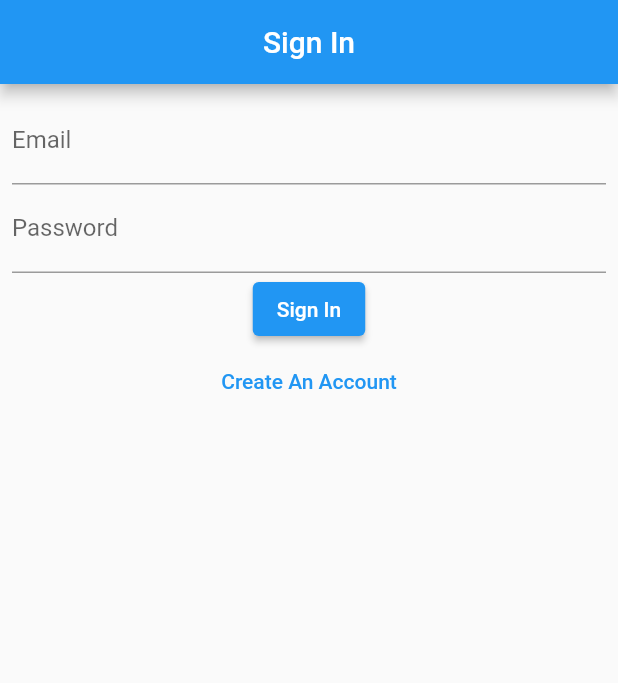
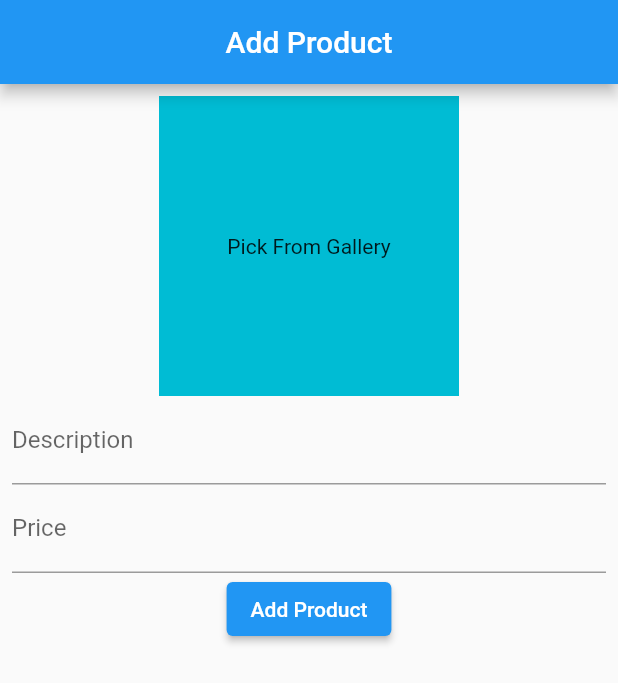
Before and after one commit to mariamalbarghouti/E-Commerce, a Flutter app: the screen it shows after launch, on a phone screen of 412 x 824 dp. Shown: the top 683 px of the screen. Run offline on Flutter 3.47's test engine with Material 2 defaults, Android fonts, the phone set to English and light mode, and no system bars; our stand-ins replace cloud_firestore, dartz, firebase_auth, firebase_core, freezed_annotation, get and 1 more; accounts and stored records are empty.

Commit message:
adding add product

```diff
--- a/lib/app/modules/add_post/bindings/add_post_binding.dart
+++ b/lib/app/modules/add_post/bindings/add_post_binding.dart
@@ -1,12 +1,12 @@
 import 'package:get/get.dart';
 
-import '../controllers/add_post_controller.dart';
+import '../controllers/add_product_controller.dart';
 
 class AddPostBinding extends Bindings {
   @override
   void dependencies() {
-    Get.lazyPut<AddPostController>(
-      () => AddPostController(),
+    Get.lazyPut<AddProductController>(
+      () => AddProductController(),
     );
   }
 }
--- /dev/null
+++ b/lib/app/modules/add_post/controllers/add_product_controller.dart
@@ -0,0 +1,56 @@
+import 'package:flutter/cupertino.dart';
+import 'package:get/get.dart';
+import 'package:image_picker/image_picker.dart';
+import 'package:trail/app/modules/domain/value_object/image_picker.dart';
+
+// Add Product Controller
+class AddProductController extends GetxController {
+  late Rx<TextEditingController> descriptionEditionController;
+  late Rx<TextEditingController> priceEditionController;
+  ImagePicker imagePicker =ImagePicker();
+  @override
+  void onInit() {
+    descriptionEditionController = TextEditingController().obs;
+    priceEditionController = TextEditingController().obs;
+    super.onInit();
+  }
+
+  @override
+  void onClose() {
+    descriptionEditionController.value.dispose();
+    priceEditionController.value.dispose();
+  }
+  pickImgFromGallery()async{
+    // ImagePicker imagePicker = ImagePicker();
+    // img = await imagePicker.pickImage(
+    //   source: ImageSource.gallery,
+    //   imageQuality: 85,
+    // );
+
+  }
+  addProduct() {}
+}
+
+//  logoPick();
+//               Reference ref = FirebaseStorage.instance
+//                   .ref()
+//                   .child('images')
+//                   .child('${img!.path}');
+//! =================================================================!//
+//  Future<void> logoPick() async {
+//     // print("${logo.value}");
+//     ImagePicker imagePicker = ImagePicker();
+//     img = await imagePicker.pickImage(
+//       source: ImageSource.gallery,
+//       imageQuality: 85,
+//     );
+//     // print("img ${img!.path}");
+//     try {
+//       await FirebaseStorage.instance
+//           .ref('uploads/img')
+//           .putFile(File(img!.path));
+//     } on FirebaseException catch (e) {
+//       // e.g, e.code == 'canceled'
+//     }
+//     // logo= EntityLogo(logo: img!.path);
+//   }
--- /dev/null
+++ b/lib/app/modules/add_post/views/add_product_view.dart
@@ -0,0 +1,65 @@
+import 'package:flutter/material.dart';
+
+import 'package:get/get.dart';
+
+import '../controllers/add_product_controller.dart';
+
+// Add Product
+class AddProductView extends GetView<AddProductController> {
+  const AddProductView();
+  @override
+  Widget build(BuildContext context) {
+    return Scaffold(
+      appBar: AppBar(
+        title: const Text('Add Product'),
+        centerTitle: true,
+      ),
+      body: SingleChildScrollView(
+        child: Padding(
+          padding: const EdgeInsets.all(8.0),
+          child: Column(
+            children: [
+              // Image Picker
+              InkWell(
+                onTap: () async=> await controller.pickImgFromGallery(),
+                child: Center(
+                  child: Container(
+                    height: 200,
+                    width: 200,
+                    color: Colors.cyan,
+                    child: const Center(child: Text("Pick From Gallery")),
+                  ),
+                ),
+              ),
+              // Description
+              TextFormField(
+                controller: controller.descriptionEditionController.value,
+                decoration: const InputDecoration(
+                  labelText: "Description",
+                ),
+                textInputAction: TextInputAction.next,
+                autovalidateMode: AutovalidateMode.onUserInteraction,
+                // validator: (_) => controller.passwordValidation(),
+              ),
+              // Price
+              TextFormField(
+                controller: controller.priceEditionController.value,
+                decoration: const InputDecoration(
+                  labelText: "Price",
+                ),
+                textInputAction: TextInputAction.next,
+                autovalidateMode: AutovalidateMode.onUserInteraction,
+                // validator: (_) => controller.passwordValidation(),
+              ),
+              // Add Product Button
+              ElevatedButton(
+                onPressed: () => controller.addProduct(),
+                child: const Text("Add Product"),
+              ),
+            ],
+          ),
+        ),
+      ),
+    );
+  }
+}
--- a/lib/app/modules/sign_up/domain/value_object/user_name.dart
+++ b/lib/app/modules/sign_up/domain/value_object/user_name.dart
@@ -4,7 +4,7 @@ import 'package:trail/app/modules/sign_up/domain/validation/name_validation.dart
 import 'package:trail/core/domain/value_object/value_object.dart';
 
 // User Name
-class UserName extends ValueObject<SignUpValueFailures> {
+class UserName extends ValueObject<SignUpValueFailures,String> {
   UserName._(this.value);
   @override
   final Either<SignUpValueFailures, String> value;
--- a/lib/app/modules/sign_up/views/sign_up_view.dart
+++ b/lib/app/modules/sign_up/views/sign_up_view.dart
@@ -15,7 +15,9 @@ class SignUpView extends GetView<SignUpController> {
         title: const Text('Sign Up'),
         centerTitle: true,
       ),
-      body: SingleChildScrollView(
+      body: Padding(
+        padding: const EdgeInsets.all(8.0),
+        child: SingleChildScrollView(
           child: Form(
             key: controller.registrationKey,
             child: Column(
@@ -74,6 +76,7 @@ class SignUpView extends GetView<SignUpController> {
             ),
           ),
         ),
+      ),
     );
   }
 }
--- a/lib/app/routes/app_pages.dart
+++ b/lib/app/routes/app_pages.dart
@@ -1,7 +1,7 @@
 import 'package:get/get.dart';
 
 import '../modules/add_post/bindings/add_post_binding.dart';
-import '../modules/add_post/views/add_post_view.dart';
+import '../modules/add_post/views/add_product_view.dart';
 import '../modules/home/bindings/home_binding.dart';
 import '../modules/home/views/home_view.dart';
 import '../modules/products/bindings/products_binding.dart';
@@ -31,8 +31,8 @@ class AppPages {
       binding: RegistrationBinding(),
     ),
     GetPage(
-      name: _Paths.ADD_POST,
-      page: () => AddPostView(),
+      name: _Paths.ADD_PRODUCT,
+      page: () => const AddProductView(),
       binding: AddPostBinding(),
     ),
     GetPage(
@@ -44,7 +44,6 @@ class AppPages {
       name: _Paths.SIGN_UP,
       page: () => const SignUpView(),
       binding: SignUpBinding(),
-
     ),
   ];
 }
--- a/lib/app/routes/app_routes.dart
+++ b/lib/app/routes/app_routes.dart
@@ -5,7 +5,7 @@ abstract class Routes {
   Routes._();
   static const HOME = _Paths.HOME;
   static const SIGN_IN = _Paths.SIGN_IN;
-  static const ADD_POST = _Paths.ADD_POST;
+  static const ADD_POST = _Paths.ADD_PRODUCT;
   static const PRODUCTS = _Paths.PRODUCTS;
   static const SIGN_UP = _Paths.SIGN_UP;
 }
@@ -14,7 +14,7 @@ abstract class _Paths {
   _Paths._();
   static const HOME = '/home';
   static const SIGN_IN = '/sign_in';
-  static const ADD_POST = '/add-post';
+  static const ADD_PRODUCT = '/add-products';
   static const PRODUCTS = '/products';
   static const SIGN_UP = '/sign-up';
 }
--- a/lib/core/domain/value_object/confirm_password.dart
+++ b/lib/core/domain/value_object/confirm_password.dart
@@ -5,7 +5,7 @@ import 'package:trail/core/domain/validations/confirm_password.dart';
 import 'package:trail/core/domain/value_object/value_object.dart';
 
 // Confirm Password Class
-class ConfirmPassword extends ValueObject<SignUpValueFailures> {
+class ConfirmPassword extends ValueObject<SignUpValueFailures,String> {
   ConfirmPassword._(this.value);
   @override
   final Either<SignUpValueFailures, String> value;
--- a/lib/core/domain/value_object/email.dart
+++ b/lib/core/domain/value_object/email.dart
@@ -4,7 +4,7 @@ import 'package:trail/core/domain/validations/email_validation.dart';
 import 'package:trail/core/domain/value_object/value_object.dart';
 
 // Email Class
-class Email extends ValueObject<SignInValueFailures> {
+class Email extends ValueObject<SignInValueFailures,String> {
   Email._(this.value);
   @override
   final Either<SignInValueFailures, String> value;
--- a/lib/core/domain/value_object/password.dart
+++ b/lib/core/domain/value_object/password.dart
@@ -4,7 +4,7 @@ import 'package:trail/core/domain/validations/password_validation.dart';
 import 'package:trail/core/domain/value_object/value_object.dart';
 
 // Password
-class Password extends ValueObject<SignInValueFailures> {
+class Password extends ValueObject<SignInValueFailures,String> {
   Password._(this.value);
   @override
   Either<SignInValueFailures, String> value;
--- a/lib/core/domain/value_object/value_object.dart
+++ b/lib/core/domain/value_object/value_object.dart
@@ -1,14 +1,13 @@
 import 'package:dartz/dartz.dart';
-import 'package:trail/app/modules/sign_in/domain/failures/value_failures.dart';
 import 'package:trail/core/error/error.dart';
 
-abstract class ValueObject<T> {
-  Either<T, String> get value;
+abstract class ValueObject<T,M> {
+  Either<T, M> get value;
   getOrCrash(){
     return value.fold((l) => throw UnhandledError(), (r) => r);
   }
 
-  getOrElse(String Function() dflt){
+  getOrElse( dflt){
     return value.getOrElse(dflt);
   }
 
--- a/lib/main.dart
+++ b/lib/main.dart
@@ -10,7 +10,7 @@ void main() async {
   runApp(
     GetMaterialApp(
       title: "Application",
-      initialRoute: Routes.SIGN_IN,
+      initialRoute: Routes.ADD_POST,
       logWriterCallback: Logger.write,
       getPages: AppPages.routes,
     ),
```
Also changed, not shown: lib/app/modules/add_post/controllers/add_post_controller.dart (deleted, +0 -18 lines), lib/app/modules/add_post/views/add_post_view.dart (deleted, +0 -23 lines), lib/app/modules/domain/failures/value_object_failures.dart (added, +9 -0 lines), lib/app/modules/domain/validation/pick_image_logo_validator.dart (added, +14 -0 lines), lib/app/modules/domain/value_object/image_picker.dart (added, +16 -0 lines), lib/app/modules/domain/failures/value_object_failures.freezed.dart (added). Lines whose indentation alone changed are shown as unchanged.
